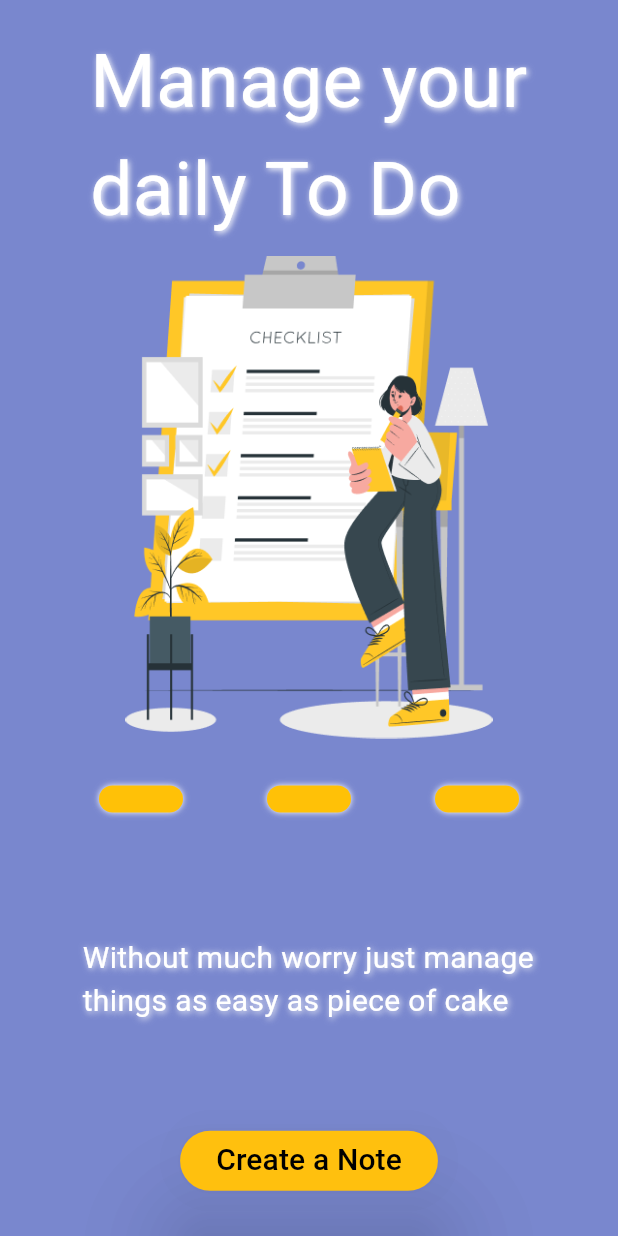
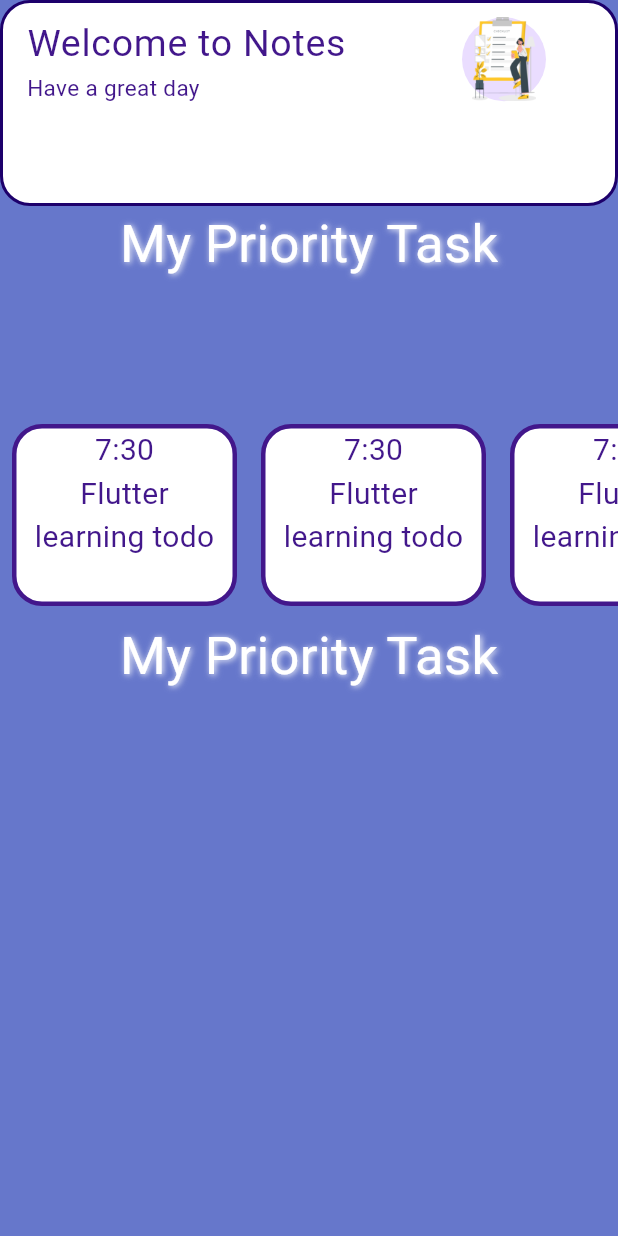
Before and after one commit to Rao-Umair-Ali/todos_app, a Flutter app: the screen it shows after launch, on a phone screen of 412 x 824 dp. Run offline on Flutter 3.47's test engine with Material 3 defaults, Android fonts, the phone set to English and light mode, and no system bars.

Commit message:
list view separated add

```diff
--- a/lib/LandingPage/landingPage.dart
+++ b/lib/LandingPage/landingPage.dart
@@ -9,21 +9,21 @@ class Landingpage extends StatelessWidget {
   @override
   Widget build(BuildContext context) {
     return Scaffold(
-      backgroundColor: const Color.fromARGB(153, 32, 55, 173),
+      backgroundColor: const Color.fromARGB(153, 0, 28, 168),
       body: Padding(
         padding: const EdgeInsets.all(10.0),
         child: Column(
           children: [
             Expanded(
-              flex: 2, // Takes 2 parts of the available space
+              flex: 2,
               child: Center(
                   child: Padding(
                 padding: const EdgeInsets.only(left: 50, right: 10),
                 child: text1(),
-              )), // Title Text
+              )),
             ),
             Expanded(
-              flex: 4, // Takes 4 parts of the available space
+              flex: 4,
               child: Image.asset(
                 "assets/images/Illustration.png",
                 fit: BoxFit.contain,
@@ -41,13 +41,14 @@ class Landingpage extends StatelessWidget {
             Expanded(
               flex: 2,
               child: Center(
-                  child: Padding(
-                      padding: const EdgeInsets.only(left: 45, right: 30),
-                      child: text2())), // Description Text
+                child: Padding(
+                    padding: const EdgeInsets.only(left: 45, right: 30),
+                    child: text2()),
+              ),
             ),
             Expanded(
               flex: 1,
-              child: Center(child: buttonElevated()), // Button
+              child: Center(child: buttonElevated()),
             ),
           ],
         ),
--- a/lib/main.dart
+++ b/lib/main.dart
@@ -1,5 +1,6 @@
 import 'package:flutter/material.dart';
 import 'package:todos_app/LandingPage/landingPage.dart';
+import 'package:todos_app/todoListPage/todoListPage.dart';
 
 void main() {
   runApp(const MyApp());
@@ -13,7 +14,7 @@ class MyApp extends StatelessWidget {
   Widget build(BuildContext context) {
     return const MaterialApp(
       debugShowCheckedModeBanner: false,
-      home: Landingpage(),
+      home: Todolistpage(),
     );
   }
 }
--- /dev/null
+++ b/lib/todoListPage/todoListPage.dart
@@ -0,0 +1,39 @@
+import 'package:flutter/material.dart';
+import 'package:todos_app/todoListPage/todoList_Page_component/greetTiles.dart';
+import 'package:todos_app/todoListPage/todoList_Page_component/headingText.dart';
+import 'package:todos_app/todoListPage/todoList_Page_component/listviewcom.dart';
+
+class Todolistpage extends StatefulWidget {
+  const Todolistpage({super.key});
+
+  @override
+  State<Todolistpage> createState() => _TodolistpageState();
+}
+
+class _TodolistpageState extends State<Todolistpage> {
+  @override
+  Widget build(BuildContext context) {
+    return Scaffold(
+        backgroundColor: const Color.fromARGB(153, 0, 28, 168),
+        body: Column(
+          children: [
+            Expanded(
+              flex: 1,
+              child: greetTile(),
+            ),
+            Expanded(
+              flex: 1,
+              child: headingText(),
+            ),
+            Expanded(
+              flex: 1,
+              child: listViewCom(),
+            ),
+            Expanded(
+              flex: 3,
+              child: headingText(),
+            ),
+          ],
+        ));
+  }
+}
--- /dev/null
+++ b/lib/todoListPage/todoList_Page_component/greetTiles.dart
@@ -0,0 +1,32 @@
+import 'package:flutter/material.dart';
+import 'package:flutter/widgets.dart';
+
+Widget greetTile() {
+  return Container(
+    decoration: BoxDecoration(
+        color: Colors.white,
+        border:
+            Border.all(width: 2, color: const Color.fromARGB(255, 29, 0, 107)),
+        borderRadius: const BorderRadius.all(Radius.circular(20))),
+    child: ListTile(
+      title: const Text(
+        "Welcome to Notes",
+        style: TextStyle(color: Color.fromARGB(255, 66, 23, 139), fontSize: 25),
+      ),
+      subtitle: const Text(
+        "Have a great day",
+        style: TextStyle(color: Color.fromARGB(255, 66, 23, 139), fontSize: 15),
+      ),
+      trailing: SizedBox(
+        width: 100,
+        height: 150,
+        child: CircleAvatar(
+          child: Image.asset(
+            "assets/images/Illustration.png",
+            fit: BoxFit.contain,
+          ),
+        ),
+      ),
+    ),
+  );
+}
--- /dev/null
+++ b/lib/todoListPage/todoList_Page_component/headingText.dart
@@ -0,0 +1,18 @@
+import 'package:flutter/material.dart';
+
+Widget headingText() {
+  return const Text(
+    "My Priority Task",
+    style: TextStyle(
+      color: Colors.white,
+      fontSize: 35,
+      shadows: [
+        Shadow(
+          blurRadius: 5.0,
+          color: Color.fromARGB(255, 255, 255, 255),
+          offset: Offset(1.0, 1.0),
+        ),
+      ],
+    ),
+  );
+}
--- /dev/null
+++ b/lib/todoListPage/todoList_Page_component/listviewcom.dart
@@ -0,0 +1,55 @@
+import 'package:flutter/material.dart';
+
+List<Map<String, String>> todoLists = [
+  {"time": "7:30", "title": "Flutter", "description": "learning todo"},
+  {"time": "7:30", "title": "Flutter", "description": "learning todo"},
+  {"time": "7:30", "title": "Flutter", "description": "learning todo"},
+  {"time": "7:30", "title": "Flutter", "description": "learning todo"}
+];
+Widget listViewCom() {
+  return ListView.separated(
+    scrollDirection: Axis.horizontal,
+    itemCount: todoLists.length,
+    itemBuilder: (context, index) {
+      return Padding(
+        padding: const EdgeInsets.all(8.0),
+        child: Container(
+          height: 100,
+          width: 150,
+          decoration: BoxDecoration(
+              color: Colors.white,
+              borderRadius: BorderRadius.circular(20),
+              border: Border.all(
+                width: 3,
+                color: const Color.fromARGB(255, 66, 23, 139),
+                style: BorderStyle.solid,
+              )),
+          child: Column(
+            children: [
+              Text(
+                todoLists[index]["time"]!,
+                style: const TextStyle(
+                    color: Color.fromARGB(255, 66, 23, 139), fontSize: 20),
+              ),
+              Text(
+                todoLists[index]["title"]!,
+                style: const TextStyle(
+                    color: Color.fromARGB(255, 66, 23, 139), fontSize: 20),
+              ),
+              Text(
+                todoLists[index]["description"]!,
+                style: const TextStyle(
+                    color: Color.fromARGB(255, 66, 23, 139), fontSize: 20),
+              ),
+            ],
+          ),
+        ),
+      );
+    },
+    separatorBuilder: (context, index) {
+      return const SizedBox(
+        width: 0,
+      );
+    },
+  );
+}
```
